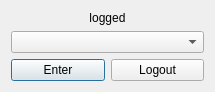
This is app/KastiBobGui/uis/charselect.ui in Sajoch/KastiBob as Qt 5 draws it before an edit. The edited form follows.
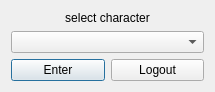
This is the edited form.

Commit message: working login and select char

The edit to the form file:
```diff
--- a/app/KastiBobGui/uis/charselect.ui
+++ b/app/KastiBobGui/uis/charselect.ui
@@ -19,7 +19,7 @@
      <item>
       <widget class="QLabel" name="label">
        <property name="text">
-        <string>logged</string>
+        <string>select character</string>
        </property>
        <property name="alignment">
         <set>Qt::AlignCenter</set>
```
Left out of the diff: 2 changed lines with no effect on the pictures. The commit also changes 24 other files.
